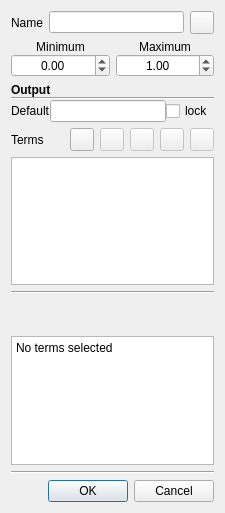
The window that qtfuzzylite/ui/Variable.ui (fuzzylite/fuzzylite) describes before a commit, drawn with Qt 5.
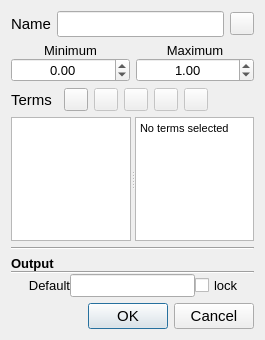
The same window after the commit. Icons and pictures are not drawn. Custom widgets are drawn as their Qt base class.

What changed in the file:
```diff
--- a/qtfuzzylite/ui/Variable.ui
+++ b/qtfuzzylite/ui/Variable.ui
@@ -9,8 +9,8 @@
    <rect>
     <x>0</x>
     <y>0</y>
-    <width>225</width>
-    <height>513</height>
+    <width>265</width>
+    <height>340</height>
    </rect>
   </property>
   <property name="sizePolicy">
@@ -19,19 +19,30 @@
     <verstretch>0</verstretch>
    </sizepolicy>
   </property>
+  <property name="font">
+   <font>
+    <pointsize>11</pointsize>
+   </font>
+  </property>
   <property name="windowTitle">
    <string>Variable</string>
   </property>
-  <layout class="QVBoxLayout" name="verticalLayout">
-   <item>
-    <layout class="QVBoxLayout" name="verticalLayout_3">
-     <property name="sizeConstraint">
-      <enum>QLayout::SetMinimumSize</enum>
-     </property>
+  <layout class="QVBoxLayout" name="verticalLayout_4">
      <item>
       <layout class="QHBoxLayout" name="horizontalLayout_3">
        <item>
         <widget class="QLabel" name="lbl_name">
+       <property name="sizePolicy">
+        <sizepolicy hsizetype="Preferred" vsizetype="Fixed">
+         <horstretch>0</horstretch>
+         <verstretch>0</verstretch>
+        </sizepolicy>
+       </property>
+       <property name="font">
+        <font>
+         <pointsize>11</pointsize>
+        </font>
+       </property>
          <property name="text">
           <string>Name</string>
          </property>
@@ -45,10 +56,20 @@
            <verstretch>0</verstretch>
           </sizepolicy>
          </property>
+       <property name="font">
+        <font>
+         <pointsize>11</pointsize>
+        </font>
+       </property>
         </widget>
        </item>
        <item>
         <widget class="QToolButton" name="btn_wizard">
+       <property name="font">
+        <font>
+         <pointsize>11</pointsize>
+        </font>
+       </property>
          <property name="text">
           <string/>
          </property>
@@ -72,9 +93,15 @@
          </property>
          <item>
           <widget class="QLabel" name="lbl_lvar_min">
+         <property name="sizePolicy">
+          <sizepolicy hsizetype="Preferred" vsizetype="Fixed">
+           <horstretch>0</horstretch>
+           <verstretch>0</verstretch>
+          </sizepolicy>
+         </property>
            <property name="font">
             <font>
-             <pointsize>9</pointsize>
+           <pointsize>10</pointsize>
             </font>
            </property>
            <property name="text">
@@ -89,7 +116,7 @@
           <widget class="QDoubleSpinBox" name="sbx_min">
            <property name="font">
             <font>
-             <pointsize>9</pointsize>
+           <pointsize>10</pointsize>
             </font>
            </property>
            <property name="alignment">
@@ -115,9 +142,15 @@
          </property>
          <item>
           <widget class="QLabel" name="lbl_lvar_max">
+         <property name="sizePolicy">
+          <sizepolicy hsizetype="Preferred" vsizetype="Fixed">
+           <horstretch>0</horstretch>
+           <verstretch>0</verstretch>
+          </sizepolicy>
+         </property>
            <property name="font">
             <font>
-             <pointsize>9</pointsize>
+           <pointsize>10</pointsize>
             </font>
            </property>
            <property name="text">
@@ -132,7 +165,7 @@
           <widget class="QDoubleSpinBox" name="sbx_max">
            <property name="font">
             <font>
-             <pointsize>9</pointsize>
+           <pointsize>10</pointsize>
             </font>
            </property>
            <property name="alignment">
@@ -157,87 +190,27 @@
       </layout>
      </item>
      <item>
-      <widget class="QFrame" name="gbx_output">
-       <property name="styleSheet">
-        <string notr="true"/>
-       </property>
-       <layout class="QVBoxLayout" name="verticalLayout_2">
-        <property name="spacing">
-         <number>0</number>
-        </property>
-        <property name="margin">
-         <number>0</number>
-        </property>
-        <item>
-         <widget class="QLabel" name="label">
-          <property name="font">
-           <font>
-            <weight>75</weight>
-            <bold>true</bold>
-           </font>
-          </property>
-          <property name="text">
-           <string>Output</string>
-          </property>
-         </widget>
-        </item>
-        <item>
-         <widget class="Line" name="line">
+    <widget class="QSplitter" name="splitter">
           <property name="orientation">
-           <enum>Qt::Horizontal</enum>
-          </property>
-         </widget>
-        </item>
-        <item>
-         <layout class="QHBoxLayout" name="horizontalLayout_4">
-          <property name="bottomMargin">
-           <number>0</number>
-          </property>
-          <item>
-           <widget class="QLabel" name="lbl_default">
-            <property name="enabled">
-             <bool>true</bool>
-            </property>
-            <property name="text">
-             <string>Default</string>
-            </property>
-           </widget>
-          </item>
-          <item>
-           <widget class="QLineEdit" name="led_default">
-            <property name="enabled">
-             <bool>true</bool>
-            </property>
-            <property name="sizePolicy">
-             <sizepolicy hsizetype="Expanding" vsizetype="Fixed">
-              <horstretch>0</horstretch>
-              <verstretch>0</verstretch>
-             </sizepolicy>
-            </property>
-            <property name="text">
-             <string/>
-            </property>
-           </widget>
-          </item>
-          <item>
-           <widget class="QCheckBox" name="chx_lock">
-            <property name="enabled">
-             <bool>true</bool>
-            </property>
-            <property name="text">
-             <string>lock</string>
-            </property>
-           </widget>
-          </item>
-         </layout>
-        </item>
-       </layout>
-      </widget>
-     </item>
+      <enum>Qt::Vertical</enum>
+     </property>
+     <widget class="QWidget" name="verticalLayoutWidget">
+      <layout class="QVBoxLayout" name="verticalLayout_3">
      <item>
       <layout class="QHBoxLayout" name="horizontalLayout_2">
        <item>
         <widget class="QLabel" name="lbl_terms">
+           <property name="sizePolicy">
+            <sizepolicy hsizetype="MinimumExpanding" vsizetype="Preferred">
+             <horstretch>0</horstretch>
+             <verstretch>0</verstretch>
+            </sizepolicy>
+           </property>
+           <property name="font">
+            <font>
+             <pointsize>11</pointsize>
+            </font>
+           </property>
          <property name="text">
           <string>Terms</string>
          </property>
@@ -245,6 +218,11 @@
        </item>
        <item>
         <widget class="QToolButton" name="btn_add_term">
+           <property name="font">
+            <font>
+             <pointsize>11</pointsize>
+            </font>
+           </property>
          <property name="text">
           <string/>
          </property>
@@ -259,6 +237,11 @@
          <property name="enabled">
           <bool>false</bool>
          </property>
+           <property name="font">
+            <font>
+             <pointsize>11</pointsize>
+            </font>
+           </property>
          <property name="text">
           <string/>
          </property>
@@ -273,6 +256,11 @@
          <property name="enabled">
           <bool>false</bool>
          </property>
+           <property name="font">
+            <font>
+             <pointsize>11</pointsize>
+            </font>
+           </property>
          <property name="text">
           <string/>
          </property>
@@ -287,6 +275,11 @@
          <property name="enabled">
           <bool>false</bool>
          </property>
+           <property name="font">
+            <font>
+             <pointsize>11</pointsize>
+            </font>
+           </property>
          <property name="text">
           <string/>
          </property>
@@ -301,6 +294,11 @@
          <property name="enabled">
           <bool>false</bool>
          </property>
+           <property name="font">
+            <font>
+             <pointsize>11</pointsize>
+            </font>
+           </property>
          <property name="text">
           <string/>
          </property>
@@ -310,10 +308,47 @@
          </property>
         </widget>
        </item>
+         <item>
+          <spacer name="horizontalSpacer">
+           <property name="orientation">
+            <enum>Qt::Horizontal</enum>
+           </property>
+           <property name="sizeHint" stdset="0">
+            <size>
+             <width>40</width>
+             <height>20</height>
+            </size>
+           </property>
+          </spacer>
+         </item>
       </layout>
      </item>
      <item>
+        <widget class="QSplitter" name="splitter2">
+         <property name="frameShape">
+          <enum>QFrame::NoFrame</enum>
+         </property>
+         <property name="frameShadow">
+          <enum>QFrame::Plain</enum>
+         </property>
+         <property name="midLineWidth">
+          <number>0</number>
+         </property>
+         <property name="orientation">
+          <enum>Qt::Horizontal</enum>
+         </property>
       <widget class="QListWidget" name="lvw_terms">
+          <property name="sizePolicy">
+           <sizepolicy hsizetype="Preferred" vsizetype="Expanding">
+            <horstretch>0</horstretch>
+            <verstretch>0</verstretch>
+           </sizepolicy>
+          </property>
+          <property name="font">
+           <font>
+            <pointsize>10</pointsize>
+           </font>
+          </property>
        <property name="autoScrollMargin">
         <number>0</number>
        </property>
@@ -324,41 +359,16 @@
         <enum>QAbstractItemView::SelectRows</enum>
        </property>
       </widget>
-     </item>
-     <item>
-      <widget class="Line" name="line_3">
-       <property name="orientation">
-        <enum>Qt::Horizontal</enum>
-       </property>
-      </widget>
-     </item>
-     <item>
-      <widget class="fl::qt::Control" name="control" native="true">
-       <property name="sizePolicy">
-        <sizepolicy hsizetype="MinimumExpanding" vsizetype="MinimumExpanding">
-         <horstretch>0</horstretch>
-         <verstretch>0</verstretch>
-        </sizepolicy>
-       </property>
-       <property name="minimumSize">
-        <size>
-         <width>0</width>
-         <height>30</height>
-        </size>
-       </property>
-      </widget>
-     </item>
-     <item>
       <widget class="QPlainTextEdit" name="ptx_terms">
        <property name="sizePolicy">
-        <sizepolicy hsizetype="Ignored" vsizetype="Expanding">
+           <sizepolicy hsizetype="Preferred" vsizetype="Expanding">
          <horstretch>0</horstretch>
          <verstretch>0</verstretch>
         </sizepolicy>
        </property>
        <property name="font">
         <font>
-         <pointsize>9</pointsize>
+            <pointsize>8</pointsize>
         </font>
        </property>
        <property name="readOnly">
@@ -368,18 +378,138 @@
         <string>No terms selected</string>
        </property>
       </widget>
+        </widget>
+       </item>
+      </layout>
+     </widget>
+    </widget>
      </item>
      <item>
       <widget class="Line" name="line_2">
+     <property name="font">
+      <font>
+       <pointsize>11</pointsize>
+      </font>
+     </property>
        <property name="orientation">
         <enum>Qt::Horizontal</enum>
        </property>
       </widget>
      </item>
-    </layout>
+   <item>
+    <widget class="QFrame" name="gbx_output">
+     <property name="font">
+      <font>
+       <pointsize>11</pointsize>
+      </font>
+     </property>
+     <property name="styleSheet">
+      <string notr="true"/>
+     </property>
+     <layout class="QVBoxLayout" name="verticalLayout_2">
+      <property name="spacing">
+       <number>0</number>
+      </property>
+      <property name="margin">
+       <number>0</number>
+      </property>
+      <item>
+       <widget class="QLabel" name="label">
+        <property name="font">
+         <font>
+          <pointsize>10</pointsize>
+          <weight>75</weight>
+          <bold>true</bold>
+         </font>
+        </property>
+        <property name="text">
+         <string>Output</string>
+        </property>
+       </widget>
+      </item>
+      <item>
+       <widget class="Line" name="line">
+        <property name="font">
+         <font>
+          <pointsize>11</pointsize>
+         </font>
+        </property>
+        <property name="orientation">
+         <enum>Qt::Horizontal</enum>
+        </property>
+       </widget>
+      </item>
+      <item>
+       <layout class="QHBoxLayout" name="horizontalLayout_4">
+        <property name="bottomMargin">
+         <number>0</number>
+        </property>
+        <item>
+         <widget class="QLabel" name="lbl_default">
+          <property name="enabled">
+           <bool>true</bool>
+          </property>
+          <property name="font">
+           <font>
+            <pointsize>10</pointsize>
+           </font>
+          </property>
+          <property name="text">
+           <string>Default</string>
+          </property>
+          <property name="alignment">
+           <set>Qt::AlignRight|Qt::AlignTrailing|Qt::AlignVCenter</set>
+          </property>
+         </widget>
+        </item>
+        <item>
+         <widget class="QLineEdit" name="led_default">
+          <property name="enabled">
+           <bool>true</bool>
+          </property>
+          <property name="sizePolicy">
+           <sizepolicy hsizetype="Minimum" vsizetype="Fixed">
+            <horstretch>0</horstretch>
+            <verstretch>0</verstretch>
+           </sizepolicy>
+          </property>
+          <property name="font">
+           <font>
+            <pointsize>10</pointsize>
+           </font>
+          </property>
+          <property name="text">
+           <string/>
+          </property>
+         </widget>
+        </item>
+        <item>
+         <widget class="QCheckBox" name="chx_lock">
+          <property name="enabled">
+           <bool>true</bool>
+          </property>
+          <property name="font">
+           <font>
+            <pointsize>10</pointsize>
+           </font>
+          </property>
+          <property name="text">
+           <string>lock</string>
+          </property>
+         </widget>
+        </item>
+       </layout>
+      </item>
+     </layout>
+    </widget>
    </item>
    <item>
     <widget class="QDialogButtonBox" name="buttonBox">
+     <property name="font">
+      <font>
+       <pointsize>11</pointsize>
+      </font>
+     </property>
      <property name="standardButtons">
       <set>QDialogButtonBox::Cancel|QDialogButtonBox::Ok</set>
      </property>
@@ -387,14 +517,6 @@
    </item>
   </layout>
  </widget>
- <customwidgets>
-  <customwidget>
-   <class>fl::qt::Control</class>
-   <extends>QWidget</extends>
-   <header>fl/qt/Control.h</header>
-   <container>1</container>
-  </customwidget>
- </customwidgets>
  <resources>
   <include location="resources.qrc"/>
  </resources>
```
Lines whose indentation alone changed are shown as unchanged.
